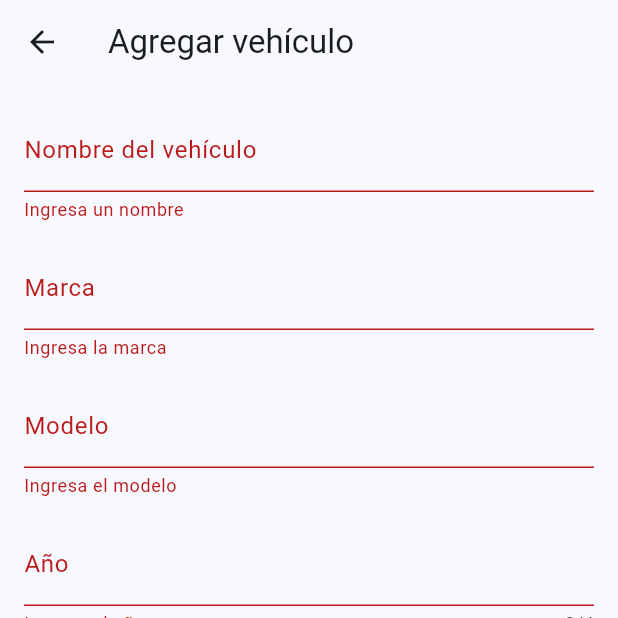
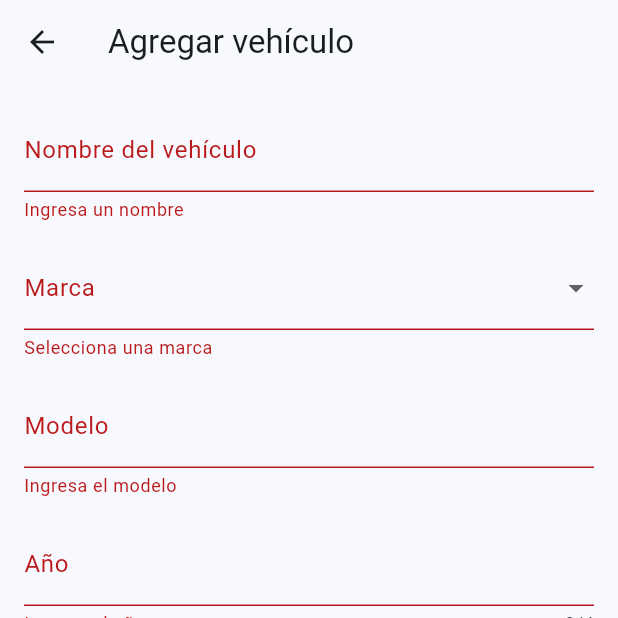
Before and after one commit to AlvaroCC96/AutoDoc, a Flutter app: the AddVehiclePage screen opened directly, after a tap on "Guardar vehículo", on a phone screen of 412 x 824 dp, the top half of it. Run offline on Flutter 3.47's test engine with Material 3 defaults, Android fonts, the phone set to English and light mode, and no system bars.

Commit message:
feat: replace brand text field with dropdown selector

```diff
--- /dev/null
+++ b/lib/core/constants/car_brands.dart
@@ -0,0 +1,41 @@
+const List<String> carBrands = [
+  'Audi',
+  'BMW',
+  'BYD',
+  'Changan',
+  'Chery',
+  'Chevrolet',
+  'Citroën',
+  'Cupra',
+  'DFSK',
+  'Dodge',
+  'Fiat',
+  'Ford',
+  'GAC',
+  'Geely',
+  'Great Wall',
+  'Honda',
+  'Hyundai',
+  'JAC',
+  'Jeep',
+  'Jetour',
+  'Kia',
+  'Mazda',
+  'Mercedes-Benz',
+  'MG',
+  'Mitsubishi',
+  'Nissan',
+  'Opel',
+  'Peugeot',
+  'Porsche',
+  'RAM',
+  'Renault',
+  'Seat',
+  'Skoda',
+  'Subaru',
+  'Suzuki',
+  'Tesla',
+  'Toyota',
+  'Volkswagen',
+  'Volvo',
+];
--- a/lib/features/vehicles/presentation/pages/add_vehicle_page.dart
+++ b/lib/features/vehicles/presentation/pages/add_vehicle_page.dart
@@ -1,5 +1,6 @@
 import 'package:flutter/material.dart';
 import '../../domain/vehicle.dart';
+import '../../../../core/constants/car_brands.dart';
 
 class AddVehiclePage extends StatefulWidget {
   final Vehicle? initialVehicle;
@@ -17,12 +18,12 @@ class _AddVehiclePageState extends State<AddVehiclePage> {
   final _formKey = GlobalKey<FormState>();
 
   late final TextEditingController _nicknameController;
-  late final TextEditingController _brandController;
   late final TextEditingController _modelController;
   late final TextEditingController _plateController;
   late final TextEditingController _yearController;
 
   bool get _isEditing => widget.initialVehicle != null;
+  String? _selectedBrand;
 
   @override
   void initState() {
@@ -31,18 +32,17 @@ class _AddVehiclePageState extends State<AddVehiclePage> {
     final vehicle = widget.initialVehicle;
 
     _nicknameController = TextEditingController(text: vehicle?.nickname ?? '');
-    _brandController = TextEditingController(text: vehicle?.brand ?? '');
     _modelController = TextEditingController(text: vehicle?.model ?? '');
     _plateController = TextEditingController(text: vehicle?.plate ?? '');
     _yearController = TextEditingController(
       text: vehicle != null ? vehicle.year.toString() : '',
     );
+    _selectedBrand = vehicle?.brand;
   }
 
   @override
   void dispose() {
     _nicknameController.dispose();
-    _brandController.dispose();
     _modelController.dispose();
     _plateController.dispose();
     _yearController.dispose();
@@ -56,7 +56,7 @@ class _AddVehiclePageState extends State<AddVehiclePage> {
       id: widget.initialVehicle?.id ??
           DateTime.now().millisecondsSinceEpoch.toString(),
       nickname: _nicknameController.text.trim(),
-      brand: _brandController.text.trim(),
+      brand: _selectedBrand!.trim(),
       model: _modelController.text.trim(),
       plate: _plateController.text.trim().toUpperCase(),
       year: int.parse(_yearController.text.trim()),
@@ -91,17 +91,29 @@ class _AddVehiclePageState extends State<AddVehiclePage> {
                 },
               ),
               const SizedBox(height: 16),
-              TextFormField(
-                controller: _brandController,
+              DropdownButtonFormField<String>(
+                initialValue: _selectedBrand,
                 decoration: const InputDecoration(
-                  labelText: 'Marca',
-                  hintText: 'Ej: Chevrolet',
+                    labelText: 'Marca',
                 ),
+                items: carBrands
+                    .map(
+                        (brand) => DropdownMenuItem(
+                        value: brand,
+                        child: Text(brand),
+                        ),
+                    )
+                    .toList(),
+                onChanged: (value) {
+                    setState(() {
+                    _selectedBrand = value;
+                    });
+                },
                 validator: (value) {
-                  if (value == null || value.trim().isEmpty) {
-                    return 'Ingresa la marca';
-                  }
-                  return null;
+                    if (value == null || value.trim().isEmpty) {
+                    return 'Selecciona una marca';
+                    }
+                    return null;
                 },
               ),
               const SizedBox(height: 16),
```
